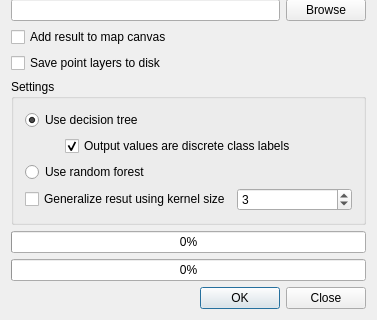
Above: classifierdialogbase.ui from nextgis/dtclassifier before the change; both pictures show x 0 to 377 and y 321 to 641 of the 377 by 641 pixel window. Below: the same form after it.
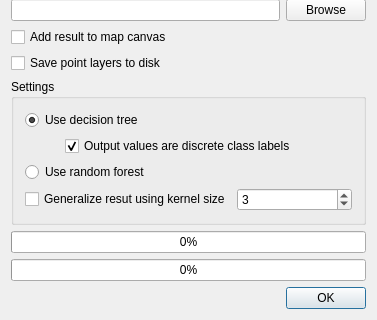
That is the form after the change.

Commit message: Add detail information  for about dialog. Rename OK button. Add validation before run.

```diff
--- a/classifierdialogbase.ui
+++ b/classifierdialogbase.ui
@@ -239,7 +239,7 @@
       <enum>Qt::Horizontal</enum>
      </property>
      <property name="standardButtons">
-      <set>QDialogButtonBox::Close|QDialogButtonBox::Ok</set>
+      <set>QDialogButtonBox::Ok</set>
      </property>
     </widget>
    </item>
```
Left out of the diff: 6 changed lines with no effect on the pictures. The commit also changes 5 other files.
